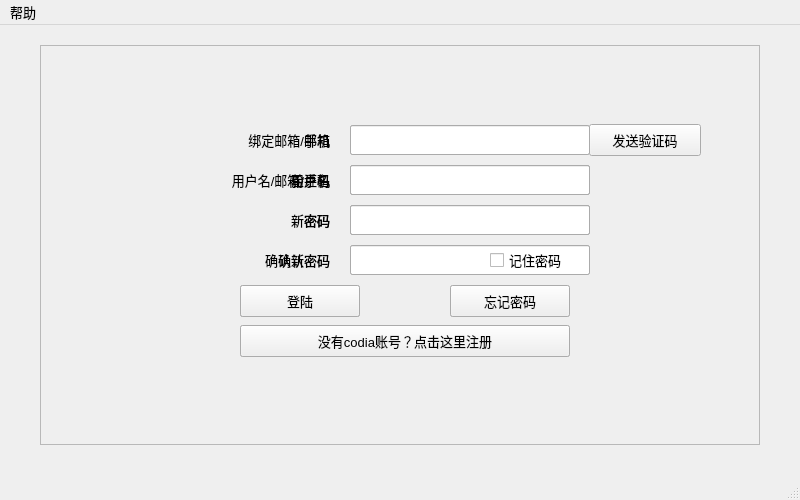
First picture: the form in loginWindow.ui, repository Camorgx/CodiaClient, before the edit.
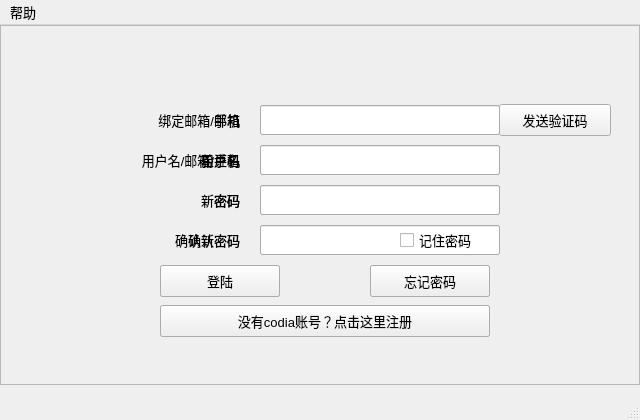
Second picture: the form after the edit. Icons and pictures are not drawn.

Commit message: Update GUI, Add window icon

What changed in the file:
```diff
--- a/loginWindow.ui
+++ b/loginWindow.ui
@@ -6,8 +6,8 @@
    <rect>
     <x>0</x>
     <y>0</y>
-    <width>800</width>
-    <height>500</height>
+    <width>640</width>
+    <height>420</height>
    </rect>
   </property>
   <property name="minimumSize">
@@ -18,8 +18,8 @@
   </property>
   <property name="maximumSize">
    <size>
-    <width>800</width>
-    <height>500</height>
+    <width>640</width>
+    <height>420</height>
    </size>
   </property>
   <property name="font">
@@ -32,15 +32,27 @@
    <string>欢迎使用Codia——登陆</string>
   </property>
   <widget class="QWidget" name="centralwidget">
+   <property name="maximumSize">
+    <size>
+     <width>640</width>
+     <height>360</height>
+    </size>
+   </property>
    <widget class="QFrame" name="loginFrame">
     <property name="geometry">
      <rect>
-      <x>40</x>
-      <y>20</y>
-      <width>720</width>
-      <height>400</height>
+      <x>0</x>
+      <y>0</y>
+      <width>640</width>
+      <height>360</height>
      </rect>
     </property>
+    <property name="maximumSize">
+     <size>
+      <width>640</width>
+      <height>360</height>
+     </size>
+    </property>
     <property name="frameShape">
      <enum>QFrame::StyledPanel</enum>
     </property>
@@ -50,7 +62,7 @@
     <widget class="QPushButton" name="pushButtonGoReset">
      <property name="geometry">
       <rect>
-       <x>410</x>
+       <x>370</x>
        <y>240</y>
        <width>120</width>
        <height>32</height>
@@ -63,7 +75,7 @@
     <widget class="QCheckBox" name="checkBox">
      <property name="geometry">
       <rect>
-       <x>450</x>
+       <x>400</x>
        <y>200</y>
        <width>100</width>
        <height>30</height>
@@ -76,7 +88,7 @@
     <widget class="QLabel" name="label">
      <property name="geometry">
       <rect>
-       <x>140</x>
+       <x>90</x>
        <y>120</y>
        <width>160</width>
        <height>30</height>
@@ -98,7 +110,7 @@
     <widget class="QLineEdit" name="lineEdit0Username">
      <property name="geometry">
       <rect>
-       <x>310</x>
+       <x>260</x>
        <y>120</y>
        <width>240</width>
        <height>30</height>
@@ -114,7 +126,7 @@
     <widget class="QLabel" name="label_2">
      <property name="geometry">
       <rect>
-       <x>140</x>
+       <x>90</x>
        <y>160</y>
        <width>160</width>
        <height>30</height>
@@ -133,7 +145,7 @@
     <widget class="QLineEdit" name="lineEdit0Password">
      <property name="geometry">
       <rect>
-       <x>310</x>
+       <x>260</x>
        <y>160</y>
        <width>240</width>
        <height>30</height>
@@ -149,7 +161,7 @@
     <widget class="QPushButton" name="pushButtonGoRegister">
      <property name="geometry">
       <rect>
-       <x>200</x>
+       <x>160</x>
        <y>280</y>
        <width>330</width>
        <height>32</height>
@@ -162,7 +174,7 @@
     <widget class="QPushButton" name="pushButtonLogin">
      <property name="geometry">
       <rect>
-       <x>200</x>
+       <x>160</x>
        <y>240</y>
        <width>120</width>
        <height>32</height>
@@ -176,10 +188,10 @@
    <widget class="QFrame" name="registerFrame">
     <property name="geometry">
      <rect>
-      <x>40</x>
-      <y>20</y>
-      <width>720</width>
-      <height>400</height>
+      <x>0</x>
+      <y>0</y>
+      <width>640</width>
+      <height>360</height>
      </rect>
     </property>
     <property name="frameShape">
@@ -191,7 +203,7 @@
     <widget class="QLineEdit" name="lineEdit1Password">
      <property name="geometry">
       <rect>
-       <x>310</x>
+       <x>260</x>
        <y>160</y>
        <width>240</width>
        <height>30</height>
@@ -207,7 +219,7 @@
     <widget class="QPushButton" name="pushButtonRegister">
      <property name="geometry">
       <rect>
-       <x>200</x>
+       <x>160</x>
        <y>240</y>
        <width>120</width>
        <height>32</height>
@@ -220,7 +232,7 @@
     <widget class="QLineEdit" name="lineEdit1Checkpassword">
      <property name="geometry">
       <rect>
-       <x>310</x>
+       <x>260</x>
        <y>200</y>
        <width>240</width>
        <height>30</height>
@@ -236,7 +248,7 @@
     <widget class="QLabel" name="label_3">
      <property name="geometry">
       <rect>
-       <x>140</x>
+       <x>90</x>
        <y>120</y>
        <width>160</width>
        <height>30</height>
@@ -255,7 +267,7 @@
     <widget class="QLabel" name="label_4">
      <property name="geometry">
       <rect>
-       <x>140</x>
+       <x>90</x>
        <y>160</y>
        <width>160</width>
        <height>30</height>
@@ -274,7 +286,7 @@
     <widget class="QLabel" name="label_5">
      <property name="geometry">
       <rect>
-       <x>140</x>
+       <x>90</x>
        <y>80</y>
        <width>160</width>
        <height>30</height>
@@ -293,7 +305,7 @@
     <widget class="QLineEdit" name="lineEdit1Userphone">
      <property name="geometry">
       <rect>
-       <x>310</x>
+       <x>260</x>
        <y>80</y>
        <width>240</width>
        <height>30</height>
@@ -309,7 +321,7 @@
     <widget class="QLabel" name="label_6">
      <property name="geometry">
       <rect>
-       <x>140</x>
+       <x>90</x>
        <y>200</y>
        <width>160</width>
        <height>30</height>
@@ -328,7 +340,7 @@
     <widget class="QLineEdit" name="lineEdit1Username">
      <property name="geometry">
       <rect>
-       <x>310</x>
+       <x>260</x>
        <y>120</y>
        <width>240</width>
        <height>30</height>
@@ -344,7 +356,7 @@
     <widget class="QPushButton" name="pushButton1Return">
      <property name="geometry">
       <rect>
-       <x>200</x>
+       <x>160</x>
        <y>280</y>
        <width>330</width>
        <height>32</height>
@@ -358,10 +370,10 @@
    <widget class="QFrame" name="resetFrame">
     <property name="geometry">
      <rect>
-      <x>40</x>
-      <y>20</y>
-      <width>720</width>
-      <height>400</height>
+      <x>0</x>
+      <y>0</y>
+      <width>640</width>
+      <height>360</height>
      </rect>
     </property>
     <property name="frameShape">
@@ -373,7 +385,7 @@
     <widget class="QPushButton" name="pushButtonReset">
      <property name="geometry">
       <rect>
-       <x>200</x>
+       <x>160</x>
        <y>240</y>
        <width>120</width>
        <height>32</height>
@@ -386,7 +398,7 @@
     <widget class="QLabel" name="label_7">
      <property name="geometry">
       <rect>
-       <x>150</x>
+       <x>100</x>
        <y>80</y>
        <width>150</width>
        <height>30</height>
@@ -405,7 +417,7 @@
     <widget class="QLabel" name="label_8">
      <property name="geometry">
       <rect>
-       <x>150</x>
+       <x>100</x>
        <y>200</y>
        <width>150</width>
        <height>30</height>
@@ -424,7 +436,7 @@
     <widget class="QLineEdit" name="lineEdit2CheckNewPassword">
      <property name="geometry">
       <rect>
-       <x>310</x>
+       <x>260</x>
        <y>200</y>
        <width>240</width>
        <height>30</height>
@@ -440,7 +452,7 @@
     <widget class="QLabel" name="label_9">
      <property name="geometry">
       <rect>
-       <x>150</x>
+       <x>100</x>
        <y>120</y>
        <width>150</width>
        <height>30</height>
@@ -459,7 +471,7 @@
     <widget class="QLineEdit" name="lineEdit2CheckNum">
      <property name="geometry">
       <rect>
-       <x>310</x>
+       <x>260</x>
        <y>120</y>
        <width>240</width>
        <height>30</height>
@@ -475,7 +487,7 @@
     <widget class="QLineEdit" name="lineEdit2Account">
      <property name="geometry">
       <rect>
-       <x>310</x>
+       <x>260</x>
        <y>80</y>
        <width>240</width>
        <height>30</height>
@@ -491,7 +503,7 @@
     <widget class="QLabel" name="label_10">
      <property name="geometry">
       <rect>
-       <x>150</x>
+       <x>100</x>
        <y>160</y>
        <width>150</width>
        <height>30</height>
@@ -510,7 +522,7 @@
     <widget class="QLineEdit" name="lineEdit2NewPassword">
      <property name="geometry">
       <rect>
-       <x>310</x>
+       <x>260</x>
        <y>160</y>
        <width>240</width>
        <height>30</height>
@@ -526,7 +538,7 @@
     <widget class="QPushButton" name="pushButton2GetCheck">
      <property name="geometry">
       <rect>
-       <x>549</x>
+       <x>499</x>
        <y>79</y>
        <width>112</width>
        <height>32</height>
@@ -539,7 +551,7 @@
     <widget class="QPushButton" name="pushButton2Return">
      <property name="geometry">
       <rect>
-       <x>410</x>
+       <x>370</x>
        <y>240</y>
        <width>120</width>
        <height>32</height>
@@ -560,7 +572,7 @@
     <rect>
      <x>0</x>
      <y>0</y>
-     <width>800</width>
+     <width>640</width>
      <height>29</height>
     </rect>
    </property>
```
Left out of the diff: 7 changed lines with no effect on the pictures. The commit also changes 1 other file.
